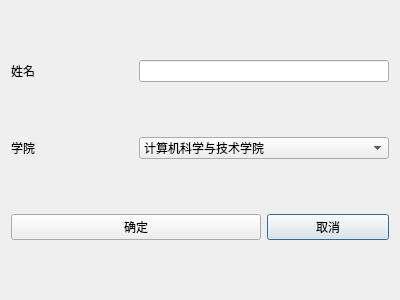
Before: the Qt Designer form StudentManagement/teacell_updateinfo.ui in Fengzhongzhihan/DB_design, drawn with Qt 5.
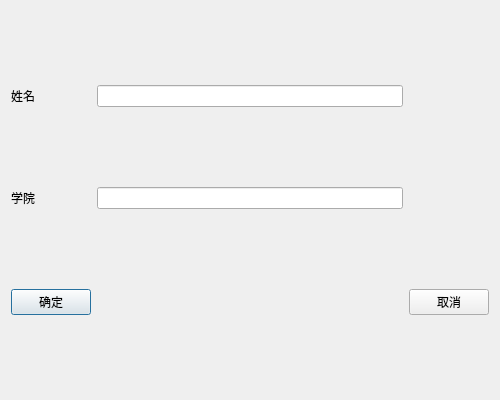
After: the same form once the commit is applied.

```diff
--- a/StudentManagement/teacell_updateinfo.ui
+++ b/StudentManagement/teacell_updateinfo.ui
@@ -6,14 +6,24 @@
    <rect>
     <x>0</x>
     <y>0</y>
-    <width>400</width>
-    <height>300</height>
+    <width>500</width>
+    <height>400</height>
    </rect>
   </property>
   <property name="windowTitle">
    <string>Dialog</string>
   </property>
   <layout class="QGridLayout" name="gridLayout">
+   <item row="0" column="0">
+    <widget class="QLabel" name="label">
+     <property name="text">
+      <string>姓名</string>
+     </property>
+    </widget>
+   </item>
+   <item row="0" column="1">
+    <widget class="QLineEdit" name="name"/>
+   </item>
    <item row="1" column="0">
     <widget class="QLabel" name="label_3">
      <property name="text">
@@ -21,8 +31,15 @@
      </property>
     </widget>
    </item>
-   <item row="0" column="1" colspan="2">
-    <widget class="QLineEdit" name="name"/>
+   <item row="1" column="1">
+    <widget class="QLineEdit" name="college"/>
+   </item>
+   <item row="2" column="0">
+    <widget class="QPushButton" name="commitButton">
+     <property name="text">
+      <string>确定</string>
+     </property>
+    </widget>
    </item>
    <item row="2" column="2">
     <widget class="QPushButton" name="cancelButton">
@@ -31,34 +48,6 @@
      </property>
     </widget>
    </item>
-   <item row="1" column="1" colspan="2">
-    <widget class="QComboBox" name="college">
-     <item>
-      <property name="text">
-       <string>计算机科学与技术学院</string>
-      </property>
-     </item>
-     <item>
-      <property name="text">
-       <string>集成电路学院</string>
-      </property>
-     </item>
-    </widget>
-   </item>
-   <item row="2" column="0" colspan="2">
-    <widget class="QPushButton" name="commitButton">
-     <property name="text">
-      <string>确定</string>
-     </property>
-    </widget>
-   </item>
-   <item row="0" column="0">
-    <widget class="QLabel" name="label">
-     <property name="text">
-      <string>姓名</string>
-     </property>
-    </widget>
-   </item>
   </layout>
  </widget>
  <resources/>
```
